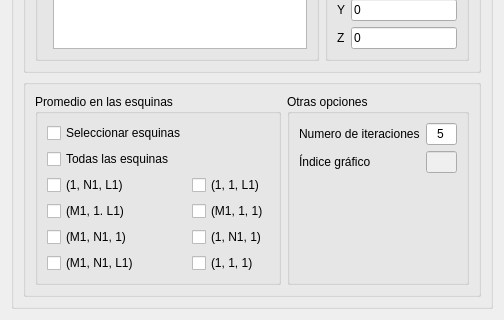
Qt form salida_window/ui/salida_window.ui (luisdavidrodm/PrePRODIC3D) before a commit; both pictures show x 0 to 504 and y 165 to 485 of the 504 by 485 pixel window.
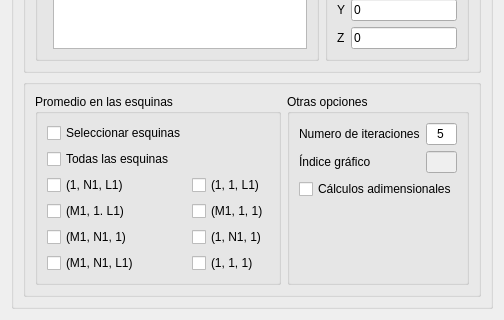
The same form after that commit.

Commit message: Modificando ventanas para iteraciones mas precisas

```diff
--- a/salida_window/ui/salida_window.ui
+++ b/salida_window/ui/salida_window.ui
@@ -243,6 +243,13 @@
               </property>
              </widget>
             </item>
+            <item row="2" column="0" colspan="2">
+             <widget class="QCheckBox" name="chb_dimensionless">
+              <property name="text">
+               <string>Cálculos adimensionales</string>
+              </property>
+             </widget>
+            </item>
            </layout>
           </widget>
          </item>
```
The commit also changes 7 other files.
